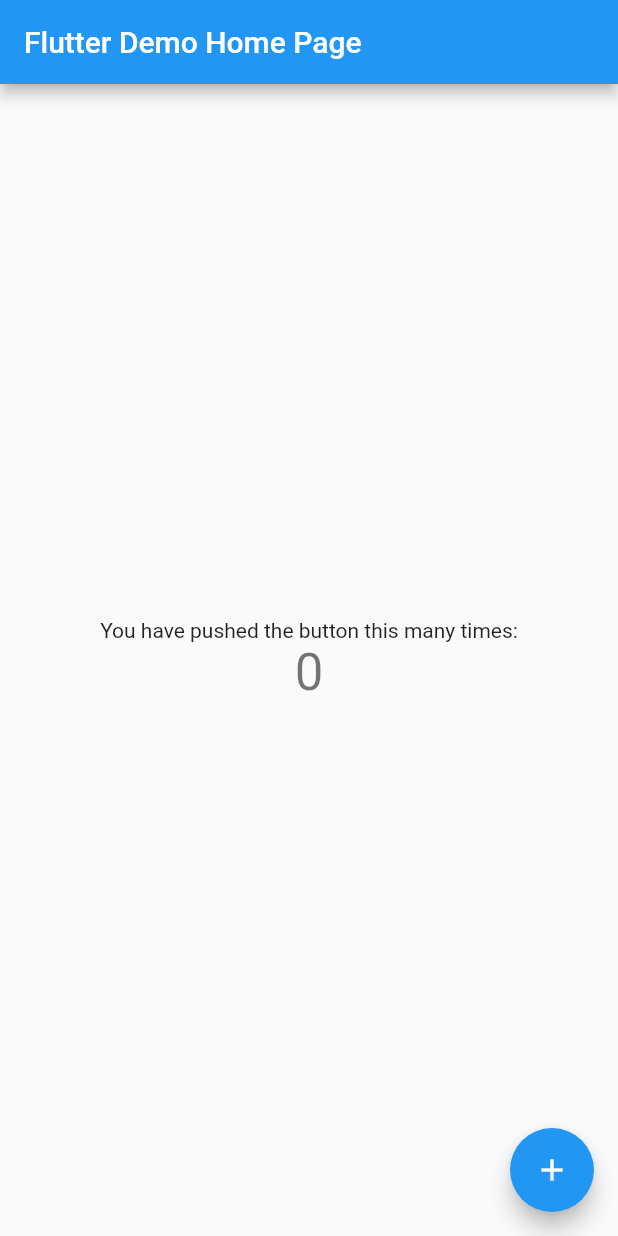
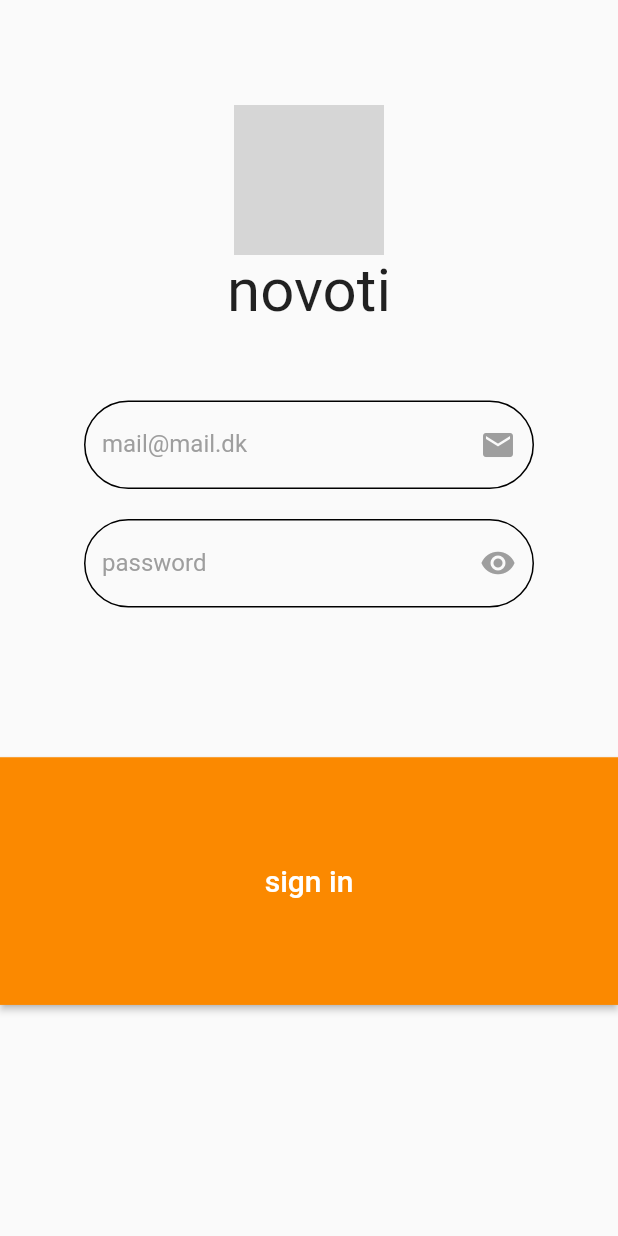
Before and after one commit to Inecon-io/DHC, a Flutter app: the screen it shows after launch, on a phone screen of 412 x 824 dp. Run offline on Flutter 3.47's test engine with Material 2 defaults, Android fonts, the phone set to English and light mode, and no system bars; our stand-ins replace firebase_auth; accounts and stored records are empty; Roboto replaces fonts that are missing (NunitoSans); grey boxes are pictures that could not be loaded.

Commit message:
Flutter setup

```diff
--- /dev/null
+++ b/DHC/lib/globalVariables.dart
@@ -0,0 +1,5 @@
+import 'package:flutter/material.dart';
+
+const DHCGray = Color(0xff2b2d33);
+const DHCGreen = Color(0xff4a6f3f);
+const DHCTextGray = Color(0xffE6E6E6);
--- a/DHC/lib/main.dart
+++ b/DHC/lib/main.dart
@@ -1,117 +1,216 @@
 import 'package:flutter/material.dart';
+import 'package:flutter/services.dart';
+import 'package:firebase_auth/firebase_auth.dart';
+import 'package:DHC/globalVariables.dart';
+
+import 'home.dart';
+
+//Initializing firebase
+
+final FirebaseAuth _auth = FirebaseAuth.instance;
 
 void main() {
-  runApp(MyApp());
+  WidgetsFlutterBinding.ensureInitialized();
+  SystemChrome.setPreferredOrientations(
+      [DeviceOrientation.portraitDown, DeviceOrientation.portraitUp]).then((_) {
+    runApp(MyApp());
+  });
 }
 
-class MyApp extends StatelessWidget {
-  // This widget is the root of your application.
+class MyApp extends StatefulWidget {
+  @override
+  State<StatefulWidget> createState() {
+    return MyAppState();
+  }
+}
+
+class Second extends StatelessWidget {
+  @override
+  Widget build(BuildContext context) {
+    return ListView(children: <Widget>[
+      SizedBox(height: 70),
+      Logo(),
+      UnderText(),
+      SizedBox(height: 50),
+      Username(),
+      SizedBox(height: 20),
+      ParentWidget(),
+      SizedBox(height: 100),
+      NextButton(),
+    ]);
+  }
+}
+
+class MyAppState extends State<MyApp> {
   @override
   Widget build(BuildContext context) {
     return MaterialApp(
-      title: 'Flutter Demo',
-      theme: ThemeData(
-        // This is the theme of your application.
-        //
-        // Try running your application with "flutter run". You'll see the
-        // application has a blue toolbar. Then, without quitting the app, try
-        // changing the primarySwatch below to Colors.green and then invoke
-        // "hot reload" (press "r" in the console where you ran "flutter run",
-        // or simply save your changes to "hot reload" in a Flutter IDE).
-        // Notice that the counter didn't reset back to zero; the application
-        // is not restarted.
-        primarySwatch: Colors.blue,
-        // This makes the visual density adapt to the platform that you run
-        // the app on. For desktop platforms, the controls will be smaller and
-        // closer together (more dense) than on mobile platforms.
-        visualDensity: VisualDensity.adaptivePlatformDensity,
-      ),
-      home: MyHomePage(title: 'Flutter Demo Home Page'),
+      debugShowCheckedModeBanner: false,
+      home: Scaffold(body: Second()),
     );
   }
 }
 
-class MyHomePage extends StatefulWidget {
-  MyHomePage({Key key, this.title}) : super(key: key);
+var geoLocation = String;
 
-  // This widget is the home page of your application. It is stateful, meaning
-  // that it has a State object (defined below) that contains fields that affect
-  // how it looks.
-
-  // This class is the configuration for the state. It holds the values (in this
-  // case the title) provided by the parent (in this case the App widget) and
-  // used by the build method of the State. Fields in a Widget subclass are
-  // always marked "final".
-
-  final String title;
-
+class NextButton extends StatefulWidget {
   @override
-  _MyHomePageState createState() => _MyHomePageState();
+  _NextButton createState() => _NextButton();
 }
 
-class _MyHomePageState extends State<MyHomePage> {
-  int _counter = 0;
+class _NextButton extends State<NextButton> {
+  @override
+  Widget build(BuildContext context) {
+    return Align(
+      alignment: FractionalOffset.bottomCenter,
+      child: ButtonTheme(
+        minWidth: MediaQuery.of(context).size.width * 1,
+        height: MediaQuery.of(context).size.height * 0.2,
+        child: RaisedButton(
+          color: Color(0xfffb8900),
+          shape: new RoundedRectangleBorder(
+            side: BorderSide(color: Color(0xfffb8900)),
+          ),
+          onPressed: () async {
+            final FirebaseUser user = await _auth.currentUser();
+            if (user == null) {
+//6
+              Scaffold.of(context).showSnackBar(const SnackBar(
+                content: Text('No one has signed in.'),
+              ));
+              return;
+            }
 
-  void _incrementCounter() {
+            Navigator.push(
+              context,
+              MaterialPageRoute(
+                builder: (context) => HomePage(),
+              ),
+            );
+          },
+          child: const Text('sign in',
+              style: TextStyle(
+                  fontSize: 20, fontFamily: "NunitoSans", color: Colors.white)),
+        ),
+      ),
+    );
+  }
+}
+
+TextEditingController emailController = new TextEditingController();
+TextEditingController passwordController = new TextEditingController();
+
+class Username extends StatelessWidget {
+  @override
+  Widget build(BuildContext context) {
+    return Column(mainAxisAlignment: MainAxisAlignment.center, children: [
+      Container(
+          width: 300,
+          child: TextField(
+            controller: emailController,
+            obscureText: true,
+            autofocus: false,
+            decoration: InputDecoration(
+              suffixIcon: Icon(
+                Icons.email,
+                color: Colors.grey,
+              ),
+              focusedBorder: OutlineInputBorder(
+                borderRadius: BorderRadius.all(Radius.circular(30.0)),
+                borderSide: BorderSide(color: DHCGray, width: 2.0),
+              ),
+              enabledBorder: OutlineInputBorder(
+                borderRadius: BorderRadius.all(Radius.circular(30.0)),
+                borderSide: BorderSide(color: Colors.black, width: 1.0),
+              ),
+              labelText: 'mail@mail.dk',
+              labelStyle:
+                  TextStyle(fontFamily: "NunitoSans", color: Colors.grey),
+              hintText: 'email',
+              hintStyle:
+                  TextStyle(fontFamily: "NunitoSans", color: Colors.black),
+            ),
+          ))
+    ]);
+  }
+}
+
+class ParentWidget extends StatefulWidget {
+  @override
+  _ParentWidgetState createState() => _ParentWidgetState();
+}
+
+class _ParentWidgetState extends State<ParentWidget> {
+  bool _showPassword = false;
+
+  void _handleTapboxChanged(bool newValue) {
     setState(() {
-      // This call to setState tells the Flutter framework that something has
-      // changed in this State, which causes it to rerun the build method below
-      // so that the display can reflect the updated values. If we changed
-      // _counter without calling setState(), then the build method would not be
-      // called again, and so nothing would appear to happen.
-      _counter++;
+      this._showPassword = !this._showPassword;
     });
   }
 
   @override
   Widget build(BuildContext context) {
-    // This method is rerun every time setState is called, for instance as done
-    // by the _incrementCounter method above.
-    //
-    // The Flutter framework has been optimized to make rerunning build methods
-    // fast, so that you can just rebuild anything that needs updating rather
-    // than having to individually change instances of widgets.
-    return Scaffold(
-      appBar: AppBar(
-        // Here we take the value from the MyHomePage object that was created by
-        // the App.build method, and use it to set our appbar title.
-        title: Text(widget.title),
+    return Column(mainAxisAlignment: MainAxisAlignment.center, children: [
+      Container(
+          width: 300,
+          child: TextField(
+            controller: passwordController,
+            autofocus: false,
+            obscureText: !this._showPassword,
+            decoration: InputDecoration(
+              suffixIcon: IconButton(
+                icon: Icon(Icons.visibility),
+                color: Colors.grey,
+                onPressed: () {
+                  setState(() => this._showPassword = !this._showPassword);
+                },
+              ),
+              focusedBorder: OutlineInputBorder(
+                borderRadius: BorderRadius.all(Radius.circular(30.0)),
+                borderSide: BorderSide(color: Color(0xfffb8900), width: 2.0),
+              ),
+              enabledBorder: OutlineInputBorder(
+                borderRadius: BorderRadius.all(Radius.circular(30.0)),
+                borderSide: BorderSide(color: Colors.black, width: 1.0),
+              ),
+              labelText: 'password',
+              labelStyle:
+                  TextStyle(fontFamily: "NunitoSans", color: Colors.grey),
+              hintText: 'password',
+              hintStyle:
+                  TextStyle(fontFamily: "NunitoSans", color: Colors.black),
+            ),
+          ))
+    ]);
+  }
+}
+
+class Logo extends StatelessWidget {
+  @override
+  Widget build(BuildContext context) {
+    return Column(mainAxisAlignment: MainAxisAlignment.center, children: [
+      Image.asset(
+        'asset/Logo_2020_04_Sort.png',
+        fit: BoxFit.contain,
+        height: 100,
       ),
-      body: Center(
-        // Center is a layout widget. It takes a single child and positions it
-        // in the middle of the parent.
-        child: Column(
-          // Column is also a layout widget. It takes a list of children and
-          // arranges them vertically. By default, it sizes itself to fit its
-          // children horizontally, and tries to be as tall as its parent.
-          //
-          // Invoke "debug painting" (press "p" in the console, choose the
-          // "Toggle Debug Paint" action from the Flutter Inspector in Android
-          // Studio, or the "Toggle Debug Paint" command in Visual Studio Code)
-          // to see the wireframe for each widget.
-          //
-          // Column has various properties to control how it sizes itself and
-          // how it positions its children. Here we use mainAxisAlignment to
-          // center the children vertically; the main axis here is the vertical
-          // axis because Columns are vertical (the cross axis would be
-          // horizontal).
-          mainAxisAlignment: MainAxisAlignment.center,
-          children: <Widget>[
-            Text(
-              'You have pushed the button this many times:',
-            ),
-            Text(
-              '$_counter',
-              style: Theme.of(context).textTheme.headline4,
-            ),
-          ],
+    ]);
+  }
+}
+
+class UnderText extends StatelessWidget {
+  @override
+  Widget build(BuildContext context) {
+    return Column(
+      mainAxisAlignment: MainAxisAlignment.center,
+      children: [
+        SizedBox(width: 20),
+        Text(
+          'novoti',
+          style: TextStyle(fontSize: 40, fontFamily: "NunitoSans"),
         ),
-      ),
-      floatingActionButton: FloatingActionButton(
-        onPressed: _incrementCounter,
-        tooltip: 'Increment',
-        child: Icon(Icons.add),
-      ), // This trailing comma makes auto-formatting nicer for build methods.
+      ],
     );
   }
 }
```
Also changed, not shown: DHC/lib/home.dart (added, +184 -0 lines), DHC/pubspec.yaml (+10 -3 lines), DHC/pubspec.lock, 3 other files.
